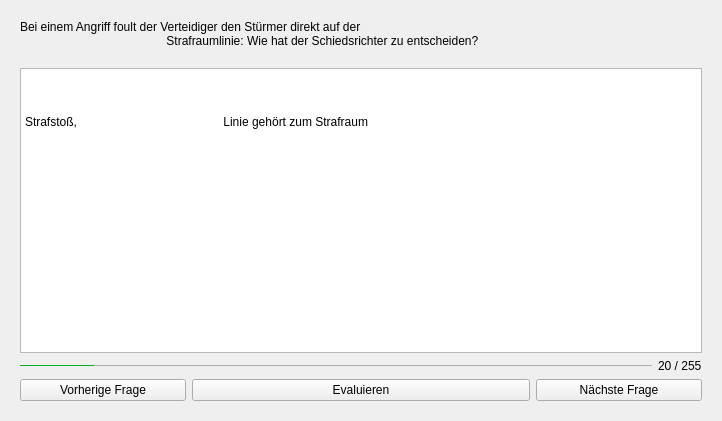
Above: res/self_test_widget.ui from jfeil/RegeltestCreator before the change. Below: the same form after it.
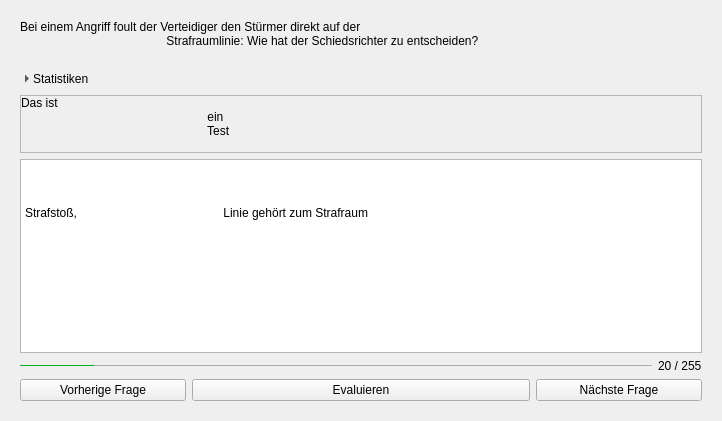
That is the form after the change. Custom widgets are drawn as their Qt base class.

Commit message: Implemement statistics ui feature

```diff
--- a/res/self_test_widget.ui
+++ b/res/self_test_widget.ui
@@ -21,46 +21,7 @@
                     </property>
                     <widget class="QWidget" name="test_page">
                         <layout class="QGridLayout" name="gridLayout">
-                            <item row="4" column="3">
-                                <widget class="QPushButton" name="next_button">
-                                    <property name="text">
-                                        <string>Nächste Frage</string>
-                                    </property>
-                                </widget>
-                            </item>
-                            <item row="4" column="1" colspan="2">
-                                <widget class="QPushButton" name="switch_eval_button">
-                                    <property name="text">
-                                        <string>Evaluieren</string>
-                                    </property>
-                                </widget>
-                            </item>
-                            <item row="1" column="0" colspan="4">
-                                <widget class="QTextEdit" name="user_answer_test">
-                                    <property name="html">
-                                        <string>&lt;!DOCTYPE HTML PUBLIC &quot;-//W3C//DTD HTML 4.0//EN&quot; &quot;http://www.w3.org/TR/REC-html40/strict.dtd&quot;&gt;
-                                            &lt;html&gt;&lt;head&gt;&lt;meta name=&quot;qrichtext&quot; content=&quot;1&quot;
-                                            /&gt;&lt;meta charset=&quot;utf-8&quot; /&gt;&lt;style type=&quot;text/css&quot;&gt;
-                                            p, li { white-space: pre-wrap; }
-                                            &lt;/style&gt;&lt;/head&gt;&lt;body style=&quot; font-family:'Segoe UI';
-                                            font-size:9pt; font-weight:400; font-style:normal;&quot;&gt;
-                                            &lt;p style=&quot; margin-top:0px; margin-bottom:0px; margin-left:0px;
-                                            margin-right:0px; -qt-block-indent:0; text-indent:0px;&quot;&gt; &lt;/p&gt;
-                                            &lt;p style=&quot; margin-top:0px; margin-bottom:0px; margin-left:0px;
-                                            margin-right:0px; -qt-block-indent:0; text-indent:0px;&quot;&gt;Strafstoß,
-                                            Linie gehört zum Strafraum &lt;/p&gt;&lt;/body&gt;&lt;/html&gt;
-                                        </string>
-                                    </property>
-                                </widget>
-                            </item>
-                            <item row="4" column="0">
-                                <widget class="QPushButton" name="previous_button">
-                                    <property name="text">
-                                        <string>Vorherige Frage</string>
-                                    </property>
-                                </widget>
-                            </item>
-                            <item row="3" column="0" colspan="4">
+                            <item row="5" column="0" colspan="4">
                                 <widget class="QWidget" name="progressbar_widget" native="true">
                                     <property name="sizePolicy">
                                         <sizepolicy hsizetype="Preferred" vsizetype="Fixed">
@@ -142,6 +103,116 @@
                                     </layout>
                                 </widget>
                             </item>
+                            <item row="3" column="0" colspan="4">
+                                <widget class="QTextEdit" name="user_answer_test">
+                                    <property name="html">
+                                        <string>&lt;!DOCTYPE HTML PUBLIC &quot;-//W3C//DTD HTML 4.0//EN&quot; &quot;http://www.w3.org/TR/REC-html40/strict.dtd&quot;&gt;
+                                            &lt;html&gt;&lt;head&gt;&lt;meta name=&quot;qrichtext&quot; content=&quot;1&quot;
+                                            /&gt;&lt;meta charset=&quot;utf-8&quot; /&gt;&lt;style type=&quot;text/css&quot;&gt;
+                                            p, li { white-space: pre-wrap; }
+                                            &lt;/style&gt;&lt;/head&gt;&lt;body style=&quot; font-family:'Segoe UI';
+                                            font-size:9pt; font-weight:400; font-style:normal;&quot;&gt;
+                                            &lt;p style=&quot; margin-top:0px; margin-bottom:0px; margin-left:0px;
+                                            margin-right:0px; -qt-block-indent:0; text-indent:0px;&quot;&gt; &lt;/p&gt;
+                                            &lt;p style=&quot; margin-top:0px; margin-bottom:0px; margin-left:0px;
+                                            margin-right:0px; -qt-block-indent:0; text-indent:0px;&quot;&gt;Strafstoß,
+                                            Linie gehört zum Strafraum &lt;/p&gt;&lt;/body&gt;&lt;/html&gt;
+                                        </string>
+                                    </property>
+                                </widget>
+                            </item>
+                            <item row="6" column="3">
+                                <widget class="QPushButton" name="next_button">
+                                    <property name="text">
+                                        <string>Nächste Frage</string>
+                                    </property>
+                                </widget>
+                            </item>
+                            <item row="1" column="0" colspan="4">
+                                <widget class="CollapseButton" name="statistics_button">
+                                    <property name="sizePolicy">
+                                        <sizepolicy hsizetype="Expanding" vsizetype="Fixed">
+                                            <horstretch>0</horstretch>
+                                            <verstretch>0</verstretch>
+                                        </sizepolicy>
+                                    </property>
+                                    <property name="styleSheet">
+                                        <string notr="true"/>
+                                    </property>
+                                    <property name="text">
+                                        <string>Statistiken</string>
+                                    </property>
+                                    <property name="iconSize">
+                                        <size>
+                                            <width>8</width>
+                                            <height>8</height>
+                                        </size>
+                                    </property>
+                                    <property name="checkable">
+                                        <bool>true</bool>
+                                    </property>
+                                    <property name="popupMode">
+                                        <enum>QToolButton::DelayedPopup</enum>
+                                    </property>
+                                    <property name="toolButtonStyle">
+                                        <enum>Qt::ToolButtonTextBesideIcon</enum>
+                                    </property>
+                                    <property name="autoRaise">
+                                        <bool>true</bool>
+                                    </property>
+                                    <property name="arrowType">
+                                        <enum>Qt::RightArrow</enum>
+                                    </property>
+                                </widget>
+                            </item>
+                            <item row="2" column="0" colspan="4">
+                                <widget class="QFrame" name="statistics_frame">
+                                    <property name="frameShape">
+                                        <enum>QFrame::StyledPanel</enum>
+                                    </property>
+                                    <property name="frameShadow">
+                                        <enum>QFrame::Raised</enum>
+                                    </property>
+                                    <layout class="QVBoxLayout" name="verticalLayout_3">
+                                        <property name="leftMargin">
+                                            <number>0</number>
+                                        </property>
+                                        <property name="topMargin">
+                                            <number>0</number>
+                                        </property>
+                                        <property name="rightMargin">
+                                            <number>0</number>
+                                        </property>
+                                        <property name="bottomMargin">
+                                            <number>0</number>
+                                        </property>
+                                        <item>
+                                            <widget class="QLabel" name="statistics_label">
+                                                <property name="text">
+                                                    <string>Das ist
+                                                        ein
+                                                        Test
+                                                    </string>
+                                                </property>
+                                            </widget>
+                                        </item>
+                                    </layout>
+                                </widget>
+                            </item>
+                            <item row="6" column="1" colspan="2">
+                                <widget class="QPushButton" name="switch_eval_button">
+                                    <property name="text">
+                                        <string>Evaluieren</string>
+                                    </property>
+                                </widget>
+                            </item>
+                            <item row="6" column="0">
+                                <widget class="QPushButton" name="previous_button">
+                                    <property name="text">
+                                        <string>Vorherige Frage</string>
+                                    </property>
+                                </widget>
+                            </item>
                             <item row="0" column="0" colspan="4">
                                 <widget class="QLabel" name="question_label_test">
                                     <property name="text">
@@ -246,6 +317,13 @@
             </item>
         </layout>
     </widget>
+    <customwidgets>
+        <customwidget>
+            <class>CollapseButton</class>
+            <extends>QToolButton</extends>
+            <header>src/custom_ui.h</header>
+        </customwidget>
+    </customwidgets>
     <resources/>
     <connections/>
 </ui>
```
Left out of the diff: 2 changed lines with no effect on the pictures. The commit also changes 3 other files.
